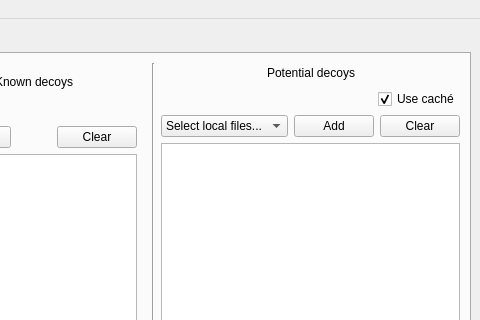
The window that MainWindow.ui (URV-cheminformatics/DecoyFinder) describes before a commit, drawn with Qt 5; both pictures show x 310 to 790 and y 0 to 320 of the 790 by 466 pixel window.
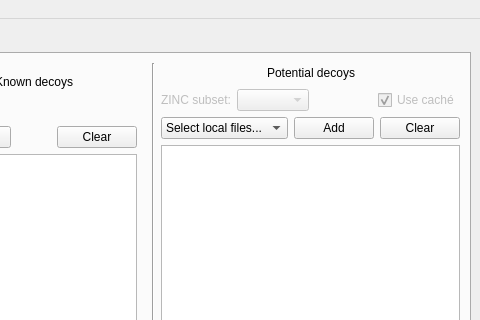
The same window after the commit.

Commit message: Add ZINC subset selection support

The edit to the form file:
```diff
--- a/MainWindow.ui
+++ b/MainWindow.ui
@@ -6,7 +6,7 @@
    <rect>
     <x>0</x>
     <y>0</y>
-    <width>632</width>
+    <width>700</width>
     <height>466</height>
    </rect>
   </property>
@@ -311,6 +311,23 @@
             </item>
             <item>
              <layout class="QHBoxLayout" name="horizontalLayout_3">
+              <item>
+               <widget class="QLabel" name="zinclabel">
+                <property name="enabled">
+                 <bool>false</bool>
+                </property>
+                <property name="text">
+                 <string>ZINC subset:</string>
+                </property>
+               </widget>
+              </item>
+              <item>
+               <widget class="QComboBox" name="zsubComboBox">
+                <property name="enabled">
+                 <bool>false</bool>
+                </property>
+               </widget>
+              </item>
               <item>
                <spacer name="horizontalSpacer_9">
                 <property name="orientation">
@@ -326,6 +343,9 @@
               </item>
               <item>
                <widget class="QCheckBox" name="cacheCheckBox">
+                <property name="enabled">
+                 <bool>false</bool>
+                </property>
                 <property name="text">
                  <string>Use caché</string>
                 </property>
```
Left out of the diff: 5 changed lines with no effect on the pictures. The commit also changes 4 other files.
